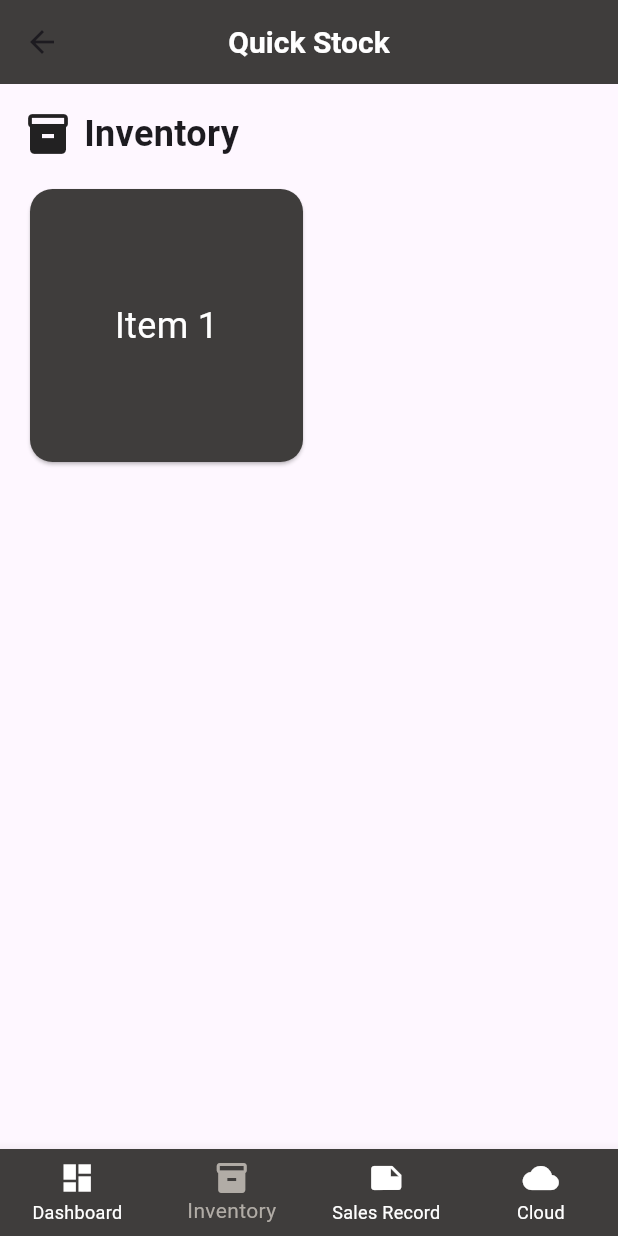
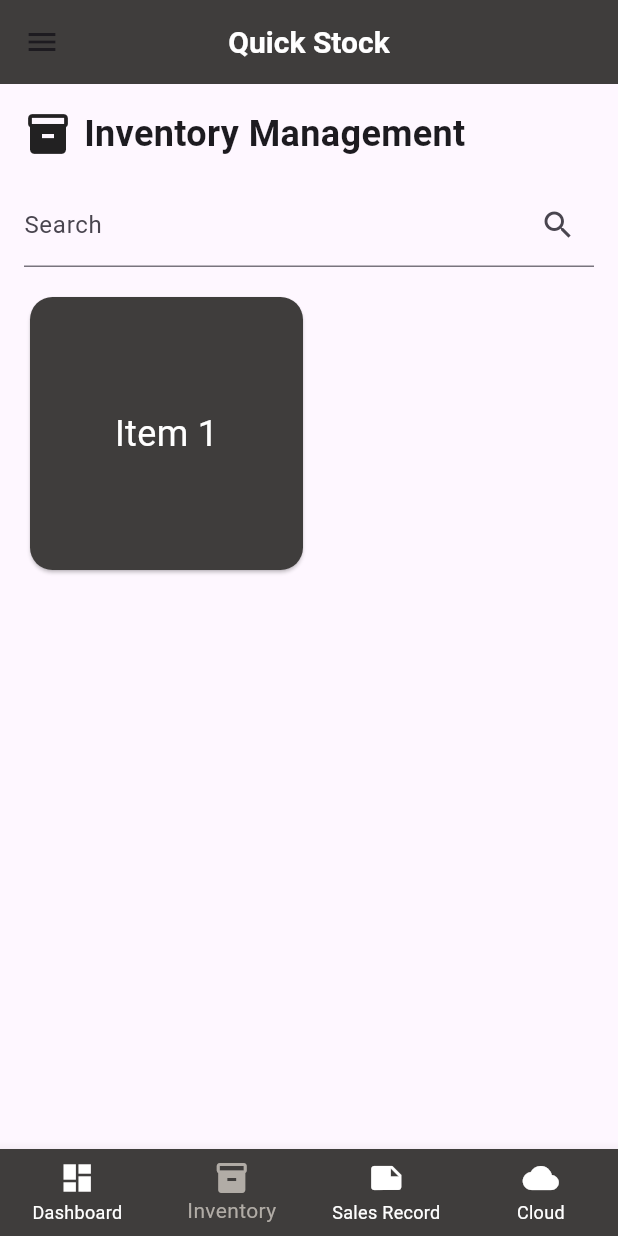
Before and after one commit to HarleyGotardo/SquareMind, a Flutter app: the MainPage screen opened directly, item 2 of the bottom bar chosen, on a phone screen of 412 x 824 dp. Run offline on Flutter 3.47's test engine with Material 3 defaults, Android fonts, the phone set to English and light mode, and no system bars.

Commit message:
Added more widgets in Inventory Management and Cloud Integration Page.
Added buttons inside the Cloud Integration Page and added a search functionality in the Inventory Management Page.

```diff
--- a/lib/main.dart
+++ b/lib/main.dart
@@ -18,7 +18,7 @@ class MyApp extends StatelessWidget {
         hintColor: const Color.fromRGBO(0, 151, 178, 100),
         fontFamily: 'Roboto',
       ),
-      home: const LoginPage(),
+      home: const MainPage(),
     );
   }
 }
--- a/lib/screens/inventory_management.dart
+++ b/lib/screens/inventory_management.dart
@@ -38,9 +38,15 @@ class ItemDetailPage extends StatelessWidget {
   }
 }
 
-class InventoryPage extends StatelessWidget {
-  InventoryPage({Key? key}) : super(key: key);
+class InventoryPage extends StatefulWidget {
+  const InventoryPage({Key? key}) : super(key: key);
 
+  @override
+  // ignore: library_private_types_in_public_api
+  _InventoryPageState createState() => _InventoryPageState();
+}
+
+class _InventoryPageState extends State<InventoryPage> {
   final List<Map<String, String>> items = [
     {
       'Item Name': 'Item 1',
@@ -52,8 +58,14 @@ class InventoryPage extends StatelessWidget {
     // Add more items here
   ];
 
+  String searchQuery = '';
+
   @override
   Widget build(BuildContext context) {
+    final filteredItems = items
+        .where((item) => item['Item Name']!.toLowerCase().contains(searchQuery.toLowerCase()))
+        .toList();
+
     return Scaffold(
       body: Padding(
         padding: const EdgeInsets.all(16.0),
@@ -65,10 +77,22 @@ class InventoryPage extends StatelessWidget {
                 Icon(Icons.inventory, size: 32.0),
                 SizedBox(width: 8.0),
                 Text(
-                  'Inventory',
+                  'Inventory Management',
                   style: TextStyle(fontSize: 24, fontWeight: FontWeight.bold),
                 ),
               ],
+            ),
+            const SizedBox(height: 16.0),
+            TextField(
+              onChanged: (value) {
+                setState(() {
+                  searchQuery = value;
+                });
+              },
+              decoration: const InputDecoration(
+                labelText: 'Search',
+                suffixIcon: Icon(Icons.search),
+              ),
             ),
             const SizedBox(height: 16.0),
             Expanded(
@@ -77,7 +101,7 @@ class InventoryPage extends StatelessWidget {
                   crossAxisCount: 2, // Change this number to adjust the number of items in a row
                   childAspectRatio: 1.0,
                 ),
-  itemCount: items.length,
+                itemCount: filteredItems.length,
                 itemBuilder: (context, index) {
                   return GestureDetector(
                     onTap: () {
@@ -85,11 +109,11 @@ class InventoryPage extends StatelessWidget {
                         context,
                         MaterialPageRoute(
                           builder: (context) => ItemDetailPage(
-          itemName: items[index]['Item Name']!,
-          quantity: items[index]['Quantity']!,
-          price: items[index]['Price']!,
-          expiryDate: items[index]['Expiry Date']!,
-          barcode: items[index]['Barcode']!,
+                            itemName: filteredItems[index]['Item Name']!,
+                            quantity: filteredItems[index]['Quantity']!,
+                            price: filteredItems[index]['Price']!,
+                            expiryDate: filteredItems[index]['Expiry Date']!,
+                            barcode: filteredItems[index]['Barcode']!,
                           ),
                         ),
                       );
@@ -101,7 +125,7 @@ class InventoryPage extends StatelessWidget {
                       ),
                       child: Center(
                         child: Text(
-            items[index]['Item Name']!,
+                          filteredItems[index]['Item Name']!,
                           style: const TextStyle(fontSize: 24, color: Colors.white), // Change the color of the text
                         ),
                       ),
--- a/lib/screens/main_page.dart
+++ b/lib/screens/main_page.dart
@@ -40,6 +40,39 @@ class _MainPageState extends State<MainPage> {
         ),
         backgroundColor: secondaryColor, // Secondary color
         centerTitle: true, // Aligns title to center
+      ),
+      drawer: Drawer(
+        child: ListView(
+          padding: EdgeInsets.zero,
+          children: <Widget>[
+            const DrawerHeader(
+              decoration: BoxDecoration(
+                color: secondaryColor,
+              ),
+              child: Text(
+                'Menu',
+                style: TextStyle(
+                  color: Colors.white,
+                  fontSize: 24,
+                ),
+              ),
+            ),
+            ListTile(
+              leading: const Icon(Icons.account_circle),
+              title: const Text('Profile'),
+              onTap: () {
+                // TODO: Navigate to Profile
+              },
+            ),
+            ListTile(
+              leading: const Icon(Icons.settings),
+              title: const Text('Settings'),
+              onTap: () {
+                // TODO: Navigate to Settings
+              },
+            ),
+          ],
+        ),
       ),
       backgroundColor: dominantColor, // Dominant color
       body: _getPage(_selectedIndex),
@@ -85,7 +118,7 @@ class _MainPageState extends State<MainPage> {
       case 0:
         return const DashboardPage();
       case 1:
-        return InventoryPage();
+        return const InventoryPage();
       case 2:
         return SalesRecordPage();
       case 3:
--- a/lib/screens/sales_record.dart
+++ b/lib/screens/sales_record.dart
@@ -48,6 +48,9 @@ class SalesRecordPage extends StatelessWidget {
               onPressed: () {
                 // Navigate to the page to record a sold item
               },
+              style: ButtonStyle(
+                foregroundColor: MaterialStateProperty.all<Color>(const Color.fromARGB(255, 63, 61, 60)),
+              ),
               child: const Text('Record a Sold Item'),
             ),
             const SizedBox(height: 16.0),
```
Also changed, not shown: lib/screens/cloud_integration.dart (+30 -2 lines). Lines whose indentation alone changed are shown as unchanged.
